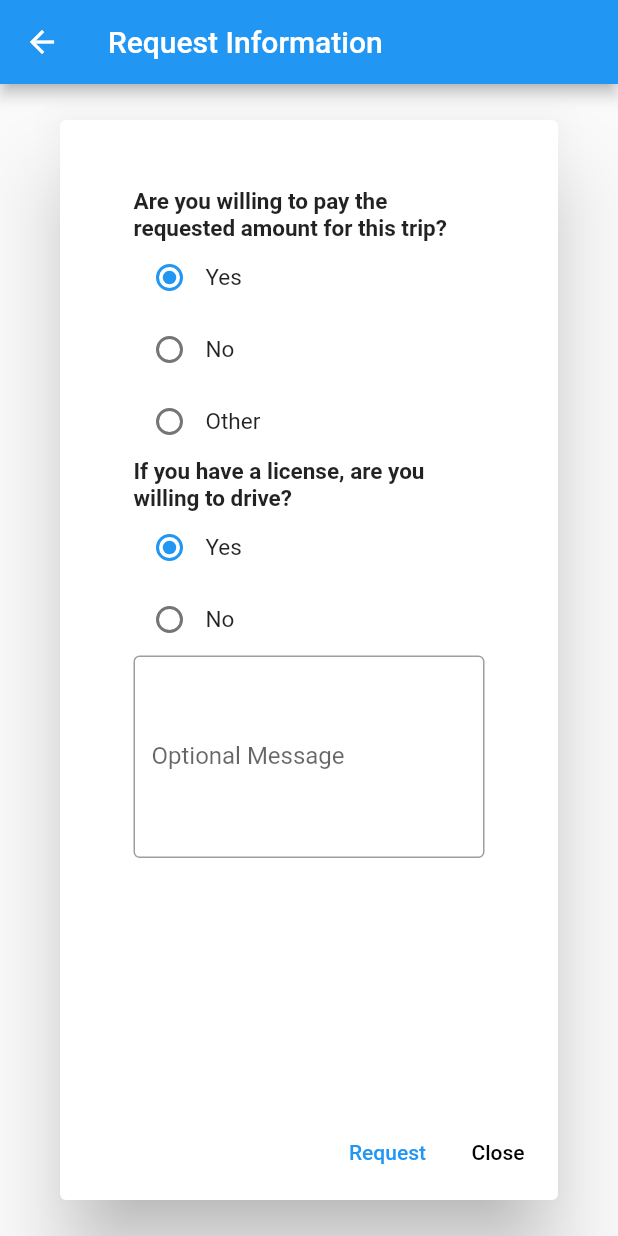
After one commit to rcaina/Passenger, a Flutter app: the RequestPopUp screen opened directly, on a phone screen of 412 x 824 dp. The commit adds this screen. Run offline on Flutter 3.47's test engine with Material 2 defaults, Android fonts, the phone set to English and light mode, and no system bars; our stand-ins replace date_time_picker, google_maps_flutter, settings_ui; missing offline and left inert: flutter_polyline_points.

Commit message:
add request question page

```diff
--- /dev/null
+++ b/lib/view/requestPopUp.dart
@@ -0,0 +1,166 @@
+import 'package:flutter/material.dart';
+import 'package:passenger/view/profile.dart';
+import 'package:settings_ui/settings_ui.dart';
+
+class RequestPopUp extends StatefulWidget {
+  const RequestPopUp({Key? key}) : super(key: key);
+  @override
+  _RequestPopUpState createState() => _RequestPopUpState();
+}
+
+class _RequestPopUpState extends State<RequestPopUp> {
+  int group1 = 1;
+  int group2 = 1;
+  @override
+  Widget build(BuildContext context) {
+    return Scaffold(
+      appBar: AppBar(
+        title: const Text("Request Information"),
+      ),
+      body: AlertDialog(
+        // title: const Text('Request Information'),
+        content: Padding(
+            padding: const EdgeInsets.all(25),
+            child: Column(
+                mainAxisAlignment: MainAxisAlignment.start,
+                children: <Widget>[
+                  // Divider(height: 5.0, color: Colors.black),
+                  Text(
+                    'Are you willing to pay the requested amount for this trip?',
+                    style: TextStyle(
+                      fontWeight: FontWeight.bold,
+                      fontSize: 15.0,
+                    ),
+                  ),
+                  Column(
+                    mainAxisAlignment: MainAxisAlignment.start,
+                    children: <Widget>[
+                      Row(children: <Widget>[
+                        Radio<int>(
+                            value: 1,
+                            groupValue: group1,
+                            onChanged: (value) {
+                              setState(() {
+                                group1 = value!;
+                              });
+                            }),
+                        Text(
+                          'Yes',
+                          style: TextStyle(fontSize: 15.0),
+                        ),
+                      ]),
+                      Row(children: <Widget>[
+                        Radio<int>(
+                            value: 2,
+                            groupValue: group1,
+                            onChanged: (value) {
+                              setState(() {
+                                group1 = value!;
+                              });
+                            }),
+                        Text(
+                          'No',
+                          style: TextStyle(fontSize: 15.0),
+                        ),
+                      ]),
+                      Row(children: <Widget>[
+                        Radio<int>(
+                            value: 3,
+                            groupValue: group1,
+                            onChanged: (value) {
+                              setState(() {
+                                group1 = value!;
+                              });
+                            }),
+                        Text(
+                          'Other',
+                          style: TextStyle(fontSize: 15.0),
+                        ),
+                      ]),
+                    ],
+                  ),
+                  Text(
+                    'If you have a license, are you willing to drive?',
+                    style: TextStyle(
+                      fontWeight: FontWeight.bold,
+                      fontSize: 15.0,
+                    ),
+                  ),
+                  Column(
+                    mainAxisAlignment: MainAxisAlignment.start,
+                    children: <Widget>[
+                      Row(children: <Widget>[
+                        Radio<int>(
+                            value: 1,
+                            groupValue: group2,
+                            onChanged: (value) {
+                              setState(() {
+                                group2 = value!;
+                              });
+                            }),
+                        Text(
+                          'Yes',
+                          style: TextStyle(fontSize: 15.0),
+                        ),
+                      ]),
+                      Row(children: <Widget>[
+                        Radio<int>(
+                            value: 2,
+                            groupValue: group2,
+                            onChanged: (value) {
+                              setState(() {
+                                group2 = value!;
+                              });
+                            }),
+                        Text(
+                          'No',
+                          style: TextStyle(fontSize: 15.0),
+                        ),
+                      ]),
+                    ],
+                  ),
+                  inputTextBox("Optional Message")
+                ])),
+        actions: <Widget>[
+          TextButton(
+            onPressed: () {
+              Navigator.of(context).pop();
+            },
+            child: const Text('Request'),
+          ),
+          TextButton(
+            onPressed: () {
+              Navigator.of(context).pop();
+            },
+            child: const Text('Close', style: TextStyle(color: Colors.black)),
+          ),
+        ],
+      ),
+    );
+  }
+
+  Widget inputTextBox(label) {
+    return Container(
+        padding: const EdgeInsets.all(0.0),
+        color: Colors.white,
+        child: Container(
+          child: Center(
+              child: Column(children: [
+            Padding(padding: EdgeInsets.only(top: 0.0)),
+            TextFormField(
+              maxLines: 5,
+              decoration: InputDecoration(
+                labelText: "Optional Message",
+                fillColor: Colors.white,
+                border: OutlineInputBorder(
+                  borderSide: BorderSide(),
+                ),
+              ),
+              // style: TextStyle(
+              //   fontFamily: "Poppins",
+              // ),
+            ),
+          ])),
+        ));
+  }
+}
--- a/lib/view/tripDetails.dart
+++ b/lib/view/tripDetails.dart
@@ -5,7 +5,7 @@ import 'package:google_maps_flutter/google_maps_flutter.dart';
 import 'package:passenger/globals.dart' as globals;
 import 'package:passenger/view/mapWidget.dart';
 import 'package:passenger/view/profile.dart';
-import 'package:passenger/view/requestDetails.dart';
+import 'package:passenger/view/requestPopUp.dart';
 
 class TripDetails extends StatefulWidget {
   const TripDetails(
@@ -31,6 +31,7 @@ class _TripDetailsState extends State<TripDetails> {
     mapController = controller;
   }
 
+  int group = 0;
   bool edit = true;
 
   @override
@@ -68,9 +69,9 @@ class _TripDetailsState extends State<TripDetails> {
               inputText("Arrival Date/Time", trip["arrivalDateTime"]),
               inputText("Seats Available", '${trip["availableSeats"]}'),
               listPassengers("Passengers", trip["passengers"]),
-              updateButton(),
               MapWidget(trip),
               requestButton(),
+              updateButton()
             ],
           ),
         ),
@@ -79,31 +80,29 @@ class _TripDetailsState extends State<TripDetails> {
   }
 
   Widget updateButton() {
+    return !edit
+        ? RaisedButton(
+            child: const Text('Update',
+                style: TextStyle(color: Colors.white, fontSize: 18)),
+            color: Colors.blue,
+            onPressed: () {
+              setState(() {});
+            },
+          )
+        : Container();
+  }
+
+  Widget requestButton() {
     return addRequestButton
         ? RaisedButton(
             child: const Text('Request',
                 style: TextStyle(color: Colors.white, fontSize: 18)),
             color: Colors.blue,
             onPressed: () {
-              Navigator.push(
-                context,
-                MaterialPageRoute(builder: (context) => RequestDetails()),
+              showDialog(
+                context: context,
+                builder: (BuildContext context) => RequestPopUp(),
               );
-            },
-          )
-        : Container();
-  }
-
-  Widget requestButton() {
-    return !edit
-        ? RaisedButton(
-            child: const Text('Update',
-                style: TextStyle(color: Colors.white, fontSize: 18)),
-            color: Colors.blue,
-            onPressed: () {
-              setState(() {
-                edit = !edit;
-              });
             },
           )
         : Container();
```
